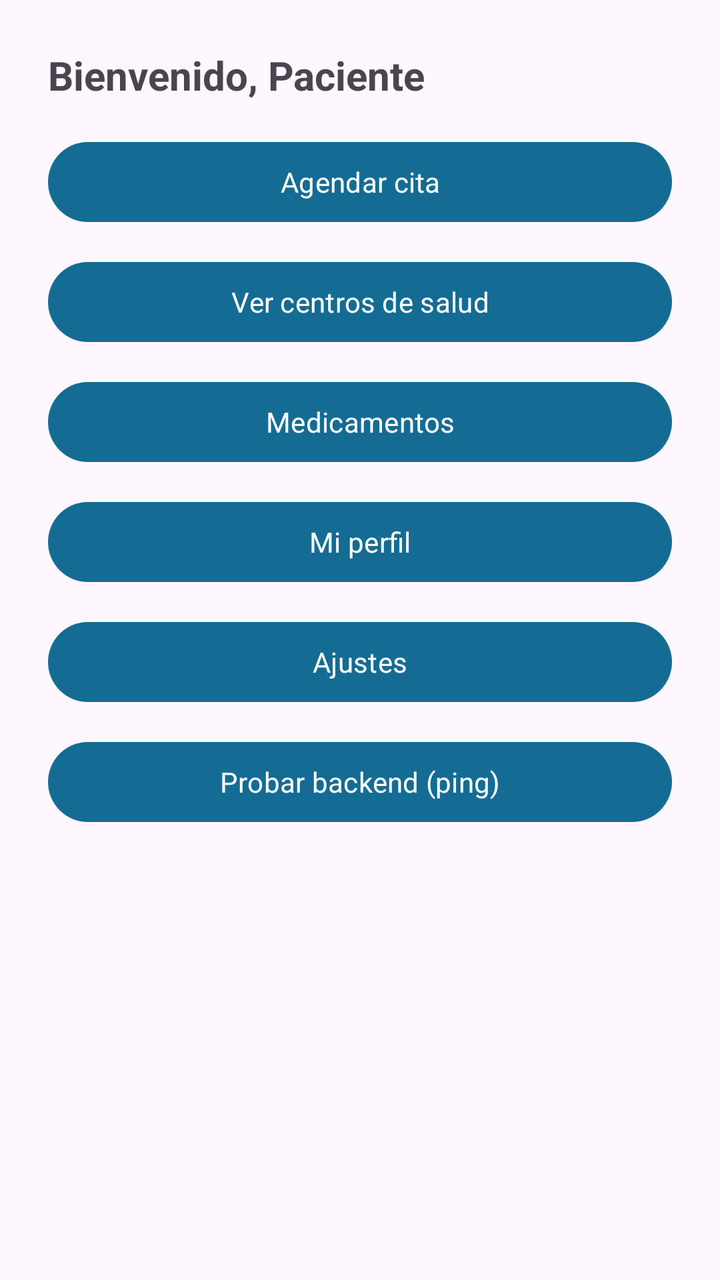
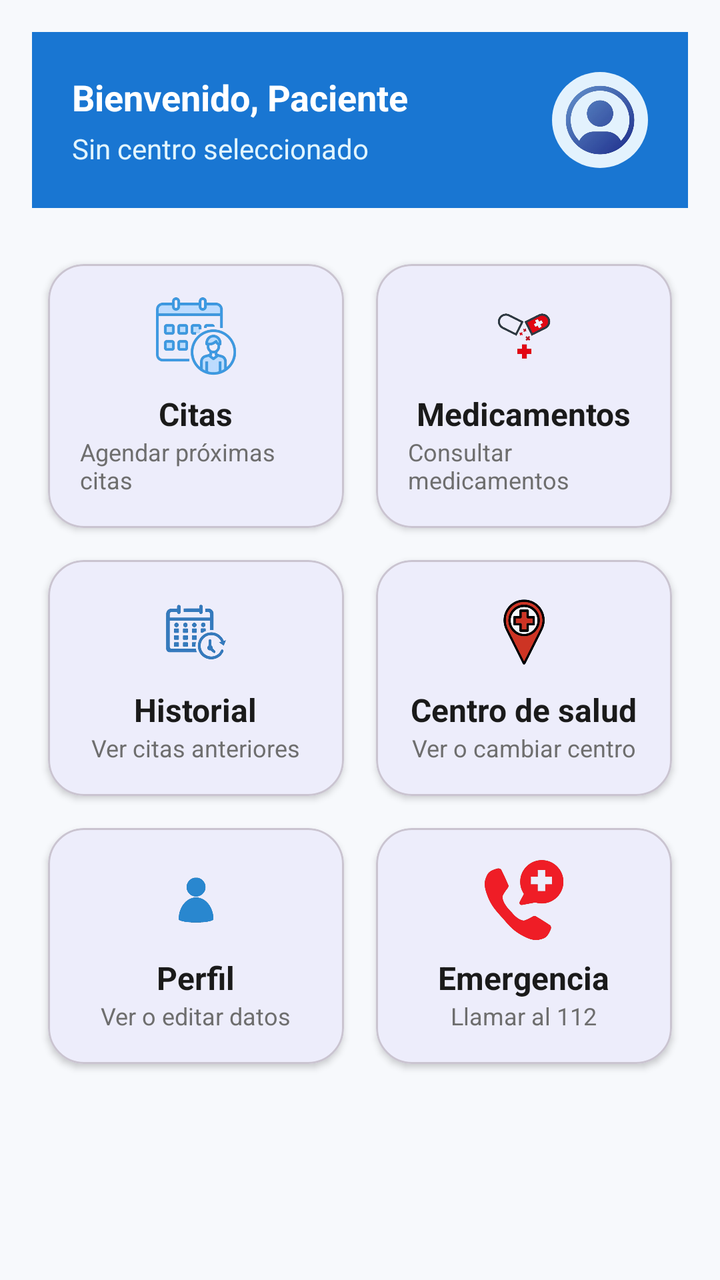

The first picture is an Android layout as it rendered before a commit; the second is the same layout after the commit. The layout source and the unified diff follow.
<!-- AndroidManifest.xml: application theme Theme.CitaPluus -->
<!-- res/layout/activity_main_paciente.xml -->
<?xml version="1.0" encoding="utf-8"?>
<ScrollView xmlns:android="http://schemas.android.com/apk/res/android"
    android:layout_width="match_parent"
    android:layout_height="match_parent">

    <LinearLayout
        android:layout_width="match_parent"
        android:layout_height="wrap_content"
        android:orientation="vertical"
        android:padding="24dp">

        <TextView
            android:id="@+id/textViewTitulo"
            android:layout_width="match_parent"
            android:layout_height="wrap_content"
            android:text="Bienvenido, Paciente"
            android:textSize="20sp"
            android:textStyle="bold"
            android:paddingBottom="16dp" />

        <Button
            android:id="@+id/buttonAgendarCita"
            android:layout_width="match_parent"
            android:layout_height="wrap_content"
            android:text="Agendar cita" />

        <Button
            android:id="@+id/buttonVerCentros"
            android:layout_width="match_parent"
            android:layout_height="wrap_content"
            android:text="Ver centros de salud"
            android:layout_marginTop="12dp" />

        <Button
            android:id="@+id/buttonMedicamentos"
            android:layout_width="match_parent"
            android:layout_height="wrap_content"
            android:text="Medicamentos"
            android:layout_marginTop="12dp" />

        <Button
            android:id="@+id/buttonPerfil"
            android:layout_width="match_parent"
            android:layout_height="wrap_content"
            android:text="Mi perfil"
            android:layout_marginTop="12dp" />

        <Button
            android:id="@+id/btnSettings"
            android:layout_width="match_parent"
            android:layout_height="wrap_content"
            android:text="Ajustes"
            android:layout_marginTop="12dp"/>
        <Button
            android:id="@+id/btnProbarApi"
            android:layout_width="match_parent"
            android:layout_height="wrap_content"
            android:text="Probar backend (ping)"
            android:layout_marginTop="12dp"/>


    </LinearLayout>
</ScrollView>
<!-- resources referenced by this layout -->
<resources>
  <style name="Theme.CitaPluus" parent="Theme.Material3.DayNight.NoActionBar">
          <item name="colorPrimary">@color/brand_primary</item>
          <item name="colorSecondary">@color/brand_secondary</item>
  
          <item name="materialAlertDialogTheme">@style/ThemeOverlay.Material3.MaterialAlertDialog</item>
          <item name="android:fontFamily">sans-serif</item>
      </style>
  <color name="brand_primary">#146C94</color>
  <color name="brand_secondary">#19A7CE</color>
</resources>

<!-- the commit's change to res/layout/activity_main_paciente.xml (unified diff, before → after) -->
@@ -1,63 +1,327 @@
 <?xml version="1.0" encoding="utf-8"?>
 <ScrollView xmlns:android="http://schemas.android.com/apk/res/android"
+    xmlns:app="http://schemas.android.com/apk/res-auto"
     android:layout_width="match_parent"
-    android:layout_height="match_parent">
+    android:layout_height="match_parent"
+    android:background="#F7F9FC"
+    android:fillViewport="true">
 
     <LinearLayout
         android:layout_width="match_parent"
         android:layout_height="wrap_content"
         android:orientation="vertical"
-        android:padding="24dp">
-
-        <TextView
-            android:id="@+id/textViewTitulo"
+        android:padding="16dp">
+
+        
+        <LinearLayout
             android:layout_width="match_parent"
             android:layout_height="wrap_content"
-            android:text="Bienvenido, Paciente"
-            android:textSize="20sp"
-            android:textStyle="bold"
-            android:paddingBottom="16dp" />
-
-        <Button
-            android:id="@+id/buttonAgendarCita"
+            android:background="#1976D2"
+            android:padding="20dp"
+            android:orientation="horizontal"
+            android:gravity="center_vertical"
+            android:layout_marginBottom="20dp">
+
+            <LinearLayout
+                android:layout_width="0dp"
+                android:layout_height="wrap_content"
+                android:layout_weight="1"
+                android:orientation="vertical">
+
+                <TextView
+                    android:id="@+id/textViewTitulo"
+                    android:layout_width="wrap_content"
+                    android:layout_height="wrap_content"
+                    android:text="Bienvenido, Paciente"
+                    android:textColor="@android:color/white"
+                    android:textSize="18sp"
+                    android:textStyle="bold" />
+
+                <TextView
+                    android:id="@+id/tvCentroResumen"
+                    android:layout_width="wrap_content"
+                    android:layout_height="wrap_content"
+                    android:text="Sin centro seleccionado"
+                    android:textColor="#E1F5FE"
+                    android:textSize="14sp"
+                    android:layout_marginTop="4dp" />
+
+            </LinearLayout>
+
+            <ImageView
+                android:layout_width="48dp"
+                android:layout_height="48dp"
+                android:src="@drawable/foto_perfil"
+                android:background="@drawable/circle_bg"
+                android:padding="6dp" />
+        </LinearLayout>
+
+
+        
+        <GridLayout
             android:layout_width="match_parent"
             android:layout_height="wrap_content"
-            android:text="Agendar cita" />
-
-        <Button
-            android:id="@+id/buttonVerCentros"
-            android:layout_width="match_parent"
-            android:layout_height="wrap_content"
-            android:text="Ver centros de salud"
-            android:layout_marginTop="12dp" />
-
-        <Button
-            android:id="@+id/buttonMedicamentos"
-            android:layout_width="match_parent"
-            android:layout_height="wrap_content"
-            android:text="Medicamentos"
-            android:layout_marginTop="12dp" />
-
-        <Button
-            android:id="@+id/buttonPerfil"
-            android:layout_width="match_parent"
-            android:layout_height="wrap_content"
-            android:text="Mi perfil"
-            android:layout_marginTop="12dp" />
-
-        <Button
-            android:id="@+id/btnSettings"
-            android:layout_width="match_parent"
-            android:layout_height="wrap_content"
-            android:text="Ajustes"
-            android:layout_marginTop="12dp"/>
-        <Button
-            android:id="@+id/btnProbarApi"
-            android:layout_width="match_parent"
-            android:layout_height="wrap_content"
-            android:text="Probar backend (ping)"
-            android:layout_marginTop="12dp"/>
-
+            android:columnCount="2"
+            android:rowCount="3"
+            android:alignmentMode="alignBounds"
+            android:useDefaultMargins="true">
+
+            
+            
+
+            
+            <com.google.android.material.card.MaterialCardView
+                android:id="@+id/tileCitas"
+                android:layout_width="0dp"
+                android:layout_height="wrap_content"
+                android:layout_columnWeight="1"
+                android:layout_rowWeight="1"
+                android:layout_margin="8dp"
+                app:cardCornerRadius="18dp"
+                app:cardElevation="2dp">
+
+                <LinearLayout
+                    android:layout_width="match_parent"
+                    android:layout_height="match_parent"
+                    android:orientation="vertical"
+                    android:gravity="center"
+                    android:padding="16dp">
+
+                    <ImageView
+                        android:layout_width="40dp"
+                        android:layout_height="40dp"
+                        android:src="@drawable/agendar_cita"
+                        android:layout_marginBottom="8dp"/>
+
+                    <TextView
+                        android:layout_width="wrap_content"
+                        android:layout_height="wrap_content"
+                        android:text="Citas"
+                        android:textStyle="bold"
+                        android:textSize="16sp"
+                        android:textColor="#1A1A1A" />
+
+                    <TextView
+                        android:layout_width="wrap_content"
+                        android:layout_height="wrap_content"
+                        android:text="Agendar próximas citas"
+                        android:textSize="12sp"
+                        android:textColor="#6E6E6E" />
+                </LinearLayout>
+
+            </com.google.android.material.card.MaterialCardView>
+
+
+            
+            <com.google.android.material.card.MaterialCardView
+                android:id="@+id/tileMedicamentos"
+                android:layout_width="0dp"
+                android:layout_height="wrap_content"
+                android:layout_columnWeight="1"
+                android:layout_margin="8dp"
+                app:cardCornerRadius="18dp"
+                app:cardElevation="2dp">
+
+                <LinearLayout
+                    android:layout_width="match_parent"
+                    android:layout_height="match_parent"
+                    android:orientation="vertical"
+                    android:gravity="center"
+                    android:padding="16dp">
+
+                    <ImageView
+                        android:layout_width="40dp"
+                        android:layout_height="40dp"
+                        android:src="@drawable/medicamentos"
+                        android:layout_marginBottom="8dp"/>
+
+                    <TextView
+                        android:layout_width="wrap_content"
+                        android:layout_height="wrap_content"
+                        android:text="Medicamentos"
+                        android:textStyle="bold"
+                        android:textSize="16sp"
+                        android:textColor="#1A1A1A" />
+
+                    <TextView
+                        android:layout_width="wrap_content"
+                        android:layout_height="wrap_content"
+                        android:text="Consultar medicamentos"
+                        android:textSize="12sp"
+                        android:textColor="#6E6E6E" />
+                </LinearLayout>
+
+            </com.google.android.material.card.MaterialCardView>
+
+
+            
+            <com.google.android.material.card.MaterialCardView
+                android:id="@+id/tileHistorial"
+                android:layout_width="0dp"
+                android:layout_height="wrap_content"
+                android:layout_columnWeight="1"
+                android:layout_margin="8dp"
+                app:cardCornerRadius="18dp"
+                app:cardElevation="2dp">
+
+                <LinearLayout
+                    android:layout_width="match_parent"
+                    android:layout_height="match_parent"
+                    android:orientation="vertical"
+                    android:gravity="center"
+                    android:padding="16dp">
+
+                    <ImageView
+                        android:layout_width="40dp"
+                        android:layout_height="40dp"
+                        android:src="@drawable/historial_citas"
+                        android:layout_marginBottom="8dp"/>
+
+                    <TextView
+                        android:layout_width="wrap_content"
+                        android:layout_height="wrap_content"
+                        android:text="Historial"
+                        android:textStyle="bold"
+                        android:textSize="16sp"
+                        android:textColor="#1A1A1A" />
+
+                    <TextView
+                        android:layout_width="wrap_content"
+                        android:layout_height="wrap_content"
+                        android:text="Ver citas anteriores"
+                        android:textSize="12sp"
+                        android:textColor="#6E6E6E" />
+                </LinearLayout>
+
+            </com.google.android.material.card.MaterialCardView>
+
+
+            
+            <com.google.android.material.card.MaterialCardView
+                android:id="@+id/tileCentro"
+                android:layout_width="0dp"
+                android:layout_height="wrap_content"
+                android:layout_columnWeight="1"
+                android:layout_margin="8dp"
+                app:cardCornerRadius="18dp"
+                app:cardElevation="2dp">
+
+                <LinearLayout
+                    android:layout_width="match_parent"
+                    android:layout_height="match_parent"
+                    android:orientation="vertical"
+                    android:gravity="center"
+                    android:padding="16dp">
+
+                    <ImageView
+                        android:layout_width="40dp"
+                        android:layout_height="40dp"
+                        android:src="@drawable/centro_salud_marcador"
+                        android:layout_marginBottom="8dp"/>
+
+                    <TextView
+                        android:layout_width="wrap_content"
+                        android:layout_height="wrap_content"
+                        android:text="Centro de salud"
+                        android:textSize="16sp"
+                        android:textStyle="bold"
+                        android:textColor="#1A1A1A" />
+
+                    <TextView
+                        android:layout_width="wrap_content"
+                        android:layout_height="wrap_content"
+                        android:text="Ver o cambiar centro"
+                        android:textSize="12sp"
+                        android:textColor="#6E6E6E" />
+                </LinearLayout>
+
+            </com.google.android.material.card.MaterialCardView>
+
+
+            
+            <com.google.android.material.card.MaterialCardView
+                android:id="@+id/tilePerfil"
+                android:layout_width="0dp"
+                android:layout_height="wrap_content"
+                android:layout_columnWeight="1"
+                android:layout_margin="8dp"
+                app:cardCornerRadius="18dp"
+                app:cardElevation="2dp">
+
+                <LinearLayout
+                    android:layout_width="match_parent"
+                    android:layout_height="match_parent"
+                    android:orientation="vertical"
+                    android:gravity="center"
+                    android:padding="16dp">
+
+                    <ImageView
+                        android:layout_width="40dp"
+                        android:layout_height="40dp"
+                        android:src="@drawable/personn"
+                        android:layout_marginBottom="8dp"/>
+
+                    <TextView
+                        android:layout_width="wrap_content"
+                        android:layout_height="wrap_content"
+                        android:text="Perfil"
+                        android:textStyle="bold"
+                        android:textSize="16sp"
+                        android:textColor="#1A1A1A" />
+
+                    <TextView
+                        android:layout_width="wrap_content"
+                        android:layout_height="wrap_content"
+                        android:text="Ver o editar datos"
+                        android:textSize="12sp"
+                        android:textColor="#6E6E6E" />
+                </LinearLayout>
+
+            </com.google.android.material.card.MaterialCardView>
+
+
+            
+            <com.google.android.material.card.MaterialCardView
+                android:id="@+id/tileEmergencia"
+                android:layout_width="0dp"
+                android:layout_height="wrap_content"
+                android:layout_columnWeight="1"
+                android:layout_margin="8dp"
+                app:cardCornerRadius="18dp"
+                app:cardElevation="2dp">
+
+                <LinearLayout
+                    android:layout_width="match_parent"
+                    android:layout_height="match_parent"
+                    android:orientation="vertical"
+                    android:gravity="center"
+                    android:padding="16dp">
+
+                    <ImageView
+                        android:layout_width="40dp"
+                        android:layout_height="40dp"
+                        android:src="@drawable/call_emergencia"
+                        android:layout_marginBottom="8dp"/>
+
+                    <TextView
+                        android:layout_width="wrap_content"
+                        android:layout_height="wrap_content"
+                        android:text="Emergencia"
+                        android:textStyle="bold"
+                        android:textSize="16sp"
+                        android:textColor="#1A1A1A" />
+
+                    <TextView
+                        android:layout_width="wrap_content"
+                        android:layout_height="wrap_content"
+                        android:text="Llamar al 112"
+                        android:textSize="12sp"
+                        android:textColor="#6E6E6E" />
+                </LinearLayout>
+
+            </com.google.android.material.card.MaterialCardView>
+
+        </GridLayout>
 
     </LinearLayout>
 </ScrollView>
<!-- resource entries referenced after the edit -->
@@ -1,5 +1,16 @@
 <!-- resources referenced by this layout -->
 <resources>
+  <!-- drawable agendar_cita: png bitmap (drawable, 153549 bytes) -->
+  <!-- drawable call_emergencia: png bitmap (drawable, 74664 bytes) -->
+  <!-- drawable centro_salud_marcador: png bitmap (drawable, 88731 bytes) -->
+  <!-- drawable circle_bg (drawable) -->
+  <shape xmlns:android="http://schemas.android.com/apk/res/android" android:shape="oval">
+      <solid android:color="#E3F2FD"/>
+  </shape>
+  <!-- drawable foto_perfil: png bitmap (drawable, 98226 bytes) -->
+  <!-- drawable historial_citas: png bitmap (drawable, 71066 bytes) -->
+  <!-- drawable medicamentos: png bitmap (drawable, 70520 bytes) -->
+  <!-- drawable personn: png bitmap (drawable, 34720 bytes) -->
   <style name="Theme.CitaPluus" parent="Theme.Material3.DayNight.NoActionBar">
           <item name="colorPrimary">@color/brand_primary</item>
           <item name="colorSecondary">@color/brand_secondary</item>
@@ -7,7 +18,7 @@
           <item name="materialAlertDialogTheme">@style/ThemeOverlay.Material3.MaterialAlertDialog</item>
           <item name="android:fontFamily">sans-serif</item>
       </style>
-  <color name="brand_primary">#146C94</color>
-  <color name="brand_secondary">#19A7CE</color>
+  <color name="brand_primary">#1976D2</color>
+  <color name="brand_secondary">#E3F2FD</color>
 </resources>
 
